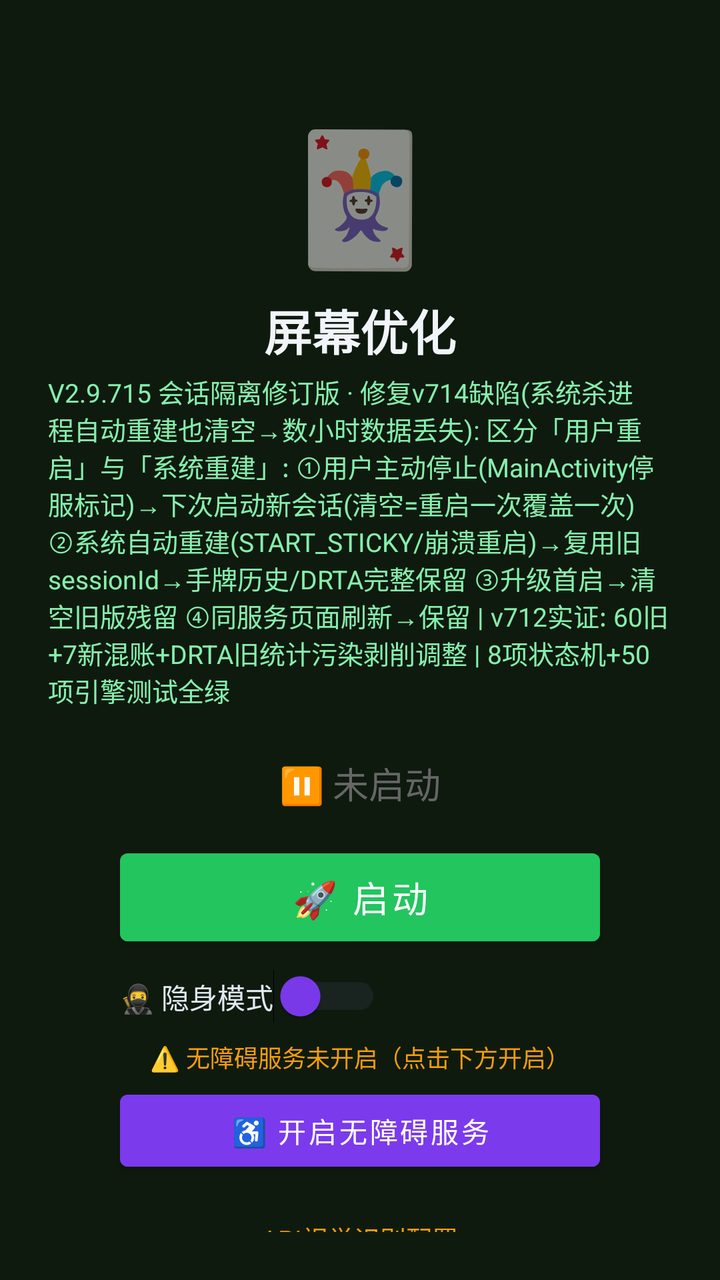
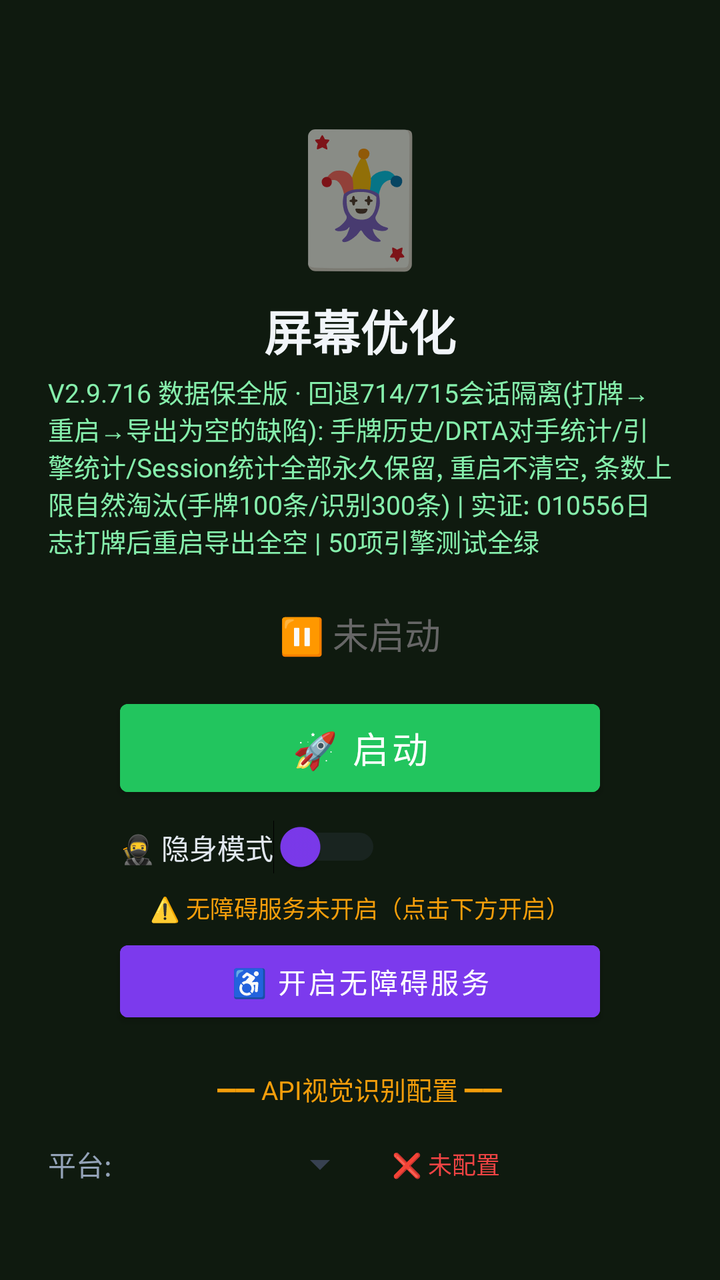

Two renders of the same Android screen: before a commit and after it. Below are the layout's source before the change and the commit's diff.
<!-- AndroidManifest.xml: activity theme Theme.MjScreenshot -->
<!-- res/layout/activity_main.xml -->
<?xml version="1.0" encoding="utf-8"?>
<LinearLayout xmlns:android="http://schemas.android.com/apk/res/android"
    android:layout_width="match_parent"
    android:layout_height="match_parent"
    android:orientation="vertical"
    android:background="#0f1a0f"
    android:padding="24dp"
    android:gravity="center_horizontal">

    <TextView
        android:layout_width="wrap_content"
        android:layout_height="wrap_content"
        android:text="🃏"
        android:textSize="64sp"
        android:layout_marginTop="30dp" />

    <TextView
        android:layout_width="wrap_content"
        android:layout_height="wrap_content"
        android:text="屏幕优化"
        android:textSize="24sp"
        android:textColor="#f1f5f9"
        android:textStyle="bold"
        android:layout_marginTop="8dp" />

    <TextView
        android:layout_width="wrap_content"
        android:layout_height="wrap_content"
        android:text="V2.9.715 会话隔离修订版 · 修复v714缺陷(系统杀进程自动重建也清空→数小时数据丢失): 区分「用户重启」与「系统重建」: ①用户主动停止(MainActivity停服标记)→下次启动新会话(清空=重启一次覆盖一次) ②系统自动重建(START_STICKY/崩溃重启)→复用旧sessionId→手牌历史/DRTA完整保留 ③升级首启→清空旧版残留 ④同服务页面刷新→保留 | v712实证: 60旧+7新混账+DRTA旧统计污染剥削调整 | 8项状态机+50项引擎测试全绿"
        android:textSize="13sp"
        android:textColor="#86efac"
        android:layout_marginTop="4dp" />

    <TextView
        android:id="@+id/tvStatus"
        android:layout_width="wrap_content"
        android:layout_height="wrap_content"
        android:text="⏸ 未启动"
        android:textSize="18sp"
        android:textColor="#666666"
        android:layout_marginTop="24dp" />

    <Button
        android:id="@+id/btnStart"
        android:layout_width="240dp"
        android:layout_height="56dp"
        android:text="🚀 启动"
        android:textSize="18sp"
        android:textColor="#ffffff"
        android:backgroundTint="#22c55e"
        android:layout_marginTop="16dp" />

    <Button
        android:id="@+id/btnHelper"
        android:layout_width="240dp"
        android:layout_height="56dp"
        android:text="🃏 打开智囊"
        android:textSize="16sp"
        android:textColor="#ffffff"
        android:backgroundTint="#16a34a"
        android:layout_marginTop="12dp"
        android:visibility="gone" />

    
    <LinearLayout
        android:layout_width="240dp"
        android:layout_height="wrap_content"
        android:orientation="horizontal"
        android:gravity="center_vertical"
        android:layout_marginTop="8dp">

        <Switch
            android:id="@+id/switchStealth"
            android:layout_width="wrap_content"
            android:layout_height="wrap_content"
            android:text="🥷 隐身模式"
            android:textColor="#e2e8f0"
            android:textSize="14sp"
            android:thumbTint="#7c3aed"
            android:trackTint="#374151" />
    </LinearLayout>

    <TextView
        android:id="@+id/tvAccessibilityStatus"
        android:layout_width="wrap_content"
        android:layout_height="wrap_content"
        android:text="⚠️ 无障碍服务未开启（点击下方开启）"
        android:textSize="12sp"
        android:textColor="#f59e0b"
        android:layout_marginTop="8dp"
        android:gravity="center" />

    <Button
        android:id="@+id/btnAccessibility"
        android:layout_width="240dp"
        android:layout_height="48dp"
        android:text="♿ 开启无障碍服务"
        android:textSize="14sp"
        android:textColor="#ffffff"
        android:backgroundTint="#7c3aed"
        android:layout_marginTop="4dp" />

    <TextView
        android:layout_width="wrap_content"
        android:layout_height="wrap_content"
        android:text="━━ API视觉识别配置 ━━"
        android:textSize="13sp"
        android:textColor="#f59e0b"
        android:layout_marginTop="20dp" />

    <LinearLayout
        android:layout_width="match_parent"
        android:layout_height="wrap_content"
        android:orientation="horizontal"
        android:layout_marginTop="8dp"
        android:gravity="center_vertical">

        <TextView
            android:layout_width="wrap_content"
            android:layout_height="wrap_content"
            android:text="平台:"
            android:textSize="14sp"
            android:textColor="#94a3b8" />

        <Spinner
            android:id="@+id/spinnerProvider"
            android:layout_width="120dp"
            android:layout_height="40dp"
            android:layout_marginStart="8dp"
            android:backgroundTint="#374151" />

        <TextView
            android:id="@+id/tvApiStatus"
            android:layout_width="wrap_content"
            android:layout_height="wrap_content"
            android:text="❌ 未配置"
            android:textSize="12sp"
            android:textColor="#ef4444"
            android:layout_marginStart="12dp" />
    </LinearLayout>

    <EditText
        android:id="@+id/etApiKey"
        android:layout_width="match_parent"
        android:layout_height="44dp"
        android:hint="输入API Key（如 sk-xxx）"
        android:textSize="14sp"
        android:textColor="#e2e8f0"
        android:textColorHint="#64748b"
        android:backgroundTint="#374151"
        android:inputType="textPassword"
        android:layout_marginTop="8dp"
        android:paddingStart="12dp"
        android:paddingEnd="12dp" />

    <Button
        android:id="@+id/btnSaveApi"
        android:layout_width="200dp"
        android:layout_height="44dp"
        android:text="💾 保存API配置"
        android:textSize="14sp"
        android:textColor="#ffffff"
        android:backgroundTint="#d97706"
        android:layout_marginTop="8dp" />

    <TextView
        android:id="@+id/tvHint"
        android:layout_width="wrap_content"
        android:layout_height="wrap_content"
        android:text="先点上方按钮启动截屏"
        android:textSize="13sp"
        android:textColor="#666666"
        android:layout_marginTop="12dp"
        android:gravity="center" />

    <TextView
        android:layout_width="wrap_content"
        android:layout_height="wrap_content"
        android:text="使用步骤：\n1. 配置API Key（支持OpenAI/通义千问VL/硅基流动）\n2. 点「开启无障碍服务」→ 开启\n3. 开启「🥷隐身模式」(反检测)\n4. 点「启动」→ 允许悬浮窗\n5. 打牌时点屏幕上的🎯悬浮球即可截屏识别\n★ 拖动悬浮球可移到不挡牌的位置 ★\n★ 长按悬浮球可展开/收起详细面板 ★\n★ 悬浮球边框颜色=建议：绿=加注 橙=跟注 红=弃牌 ★"
        android:textSize="12sp"
        android:textColor="#64748b"
        android:layout_marginTop="12dp"
        android:lineSpacingExtra="3dp" />

</LinearLayout>
<!-- resources referenced by this layout -->
<resources>
  <style name="Theme.MjScreenshot" parent="Theme.MaterialComponents.DayNight.DarkActionBar">
          <item name="colorPrimary">#1e40af</item>
          <item name="colorPrimaryVariant">#1e3a8a</item>
          <item name="colorOnPrimary">#ffffff</item>
          <item name="android:statusBarColor">#0f172a</item>
      </style>
</resources>

<!-- the commit's change to res/layout/activity_main.xml (unified diff, before → after) -->
@@ -26,7 +26,7 @@
     <TextView
         android:layout_width="wrap_content"
         android:layout_height="wrap_content"
-        android:text="V2.9.715 会话隔离修订版 · 修复v714缺陷(系统杀进程自动重建也清空→数小时数据丢失): 区分「用户重启」与「系统重建」: ①用户主动停止(MainActivity停服标记)→下次启动新会话(清空=重启一次覆盖一次) ②系统自动重建(START_STICKY/崩溃重启)→复用旧sessionId→手牌历史/DRTA完整保留 ③升级首启→清空旧版残留 ④同服务页面刷新→保留 | v712实证: 60旧+7新混账+DRTA旧统计污染剥削调整 | 8项状态机+50项引擎测试全绿"
+        android:text="V2.9.716 数据保全版 · 回退714/715会话隔离(打牌→重启→导出为空的缺陷): 手牌历史/DRTA对手统计/引擎统计/Session统计全部永久保留, 重启不清空, 条数上限自然淘汰(手牌100条/识别300条) | 实证: 010556日志打牌后重启导出全空 | 50项引擎测试全绿"
         android:textSize="13sp"
         android:textColor="#86efac"
         android:layout_marginTop="4dp" />
